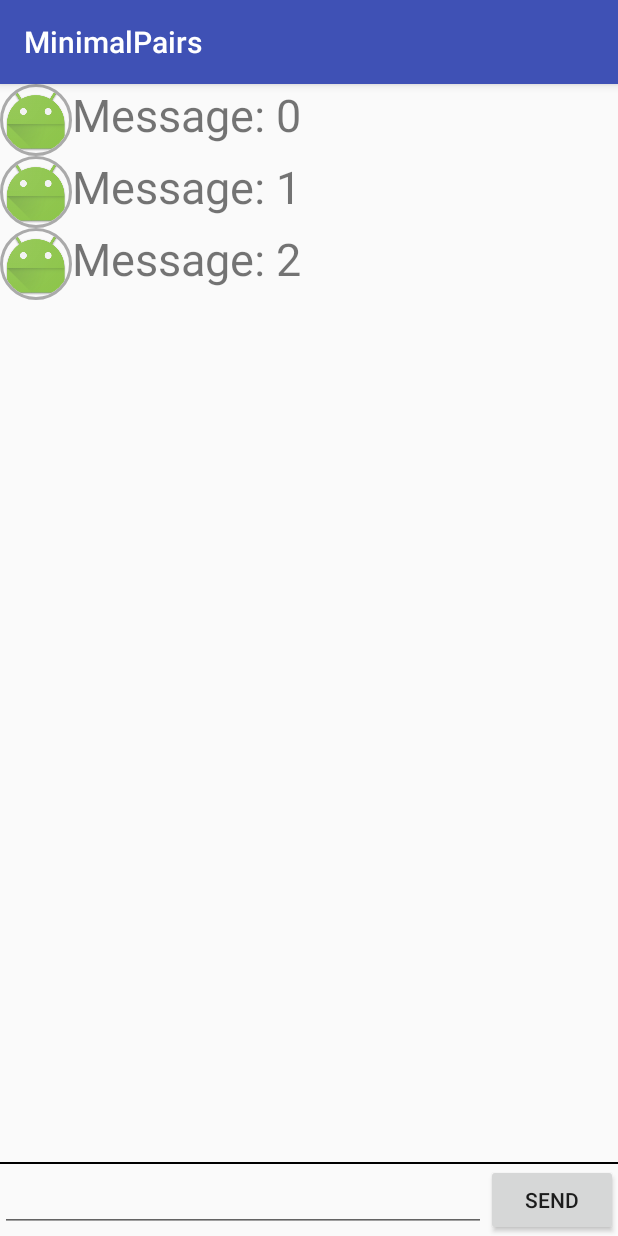
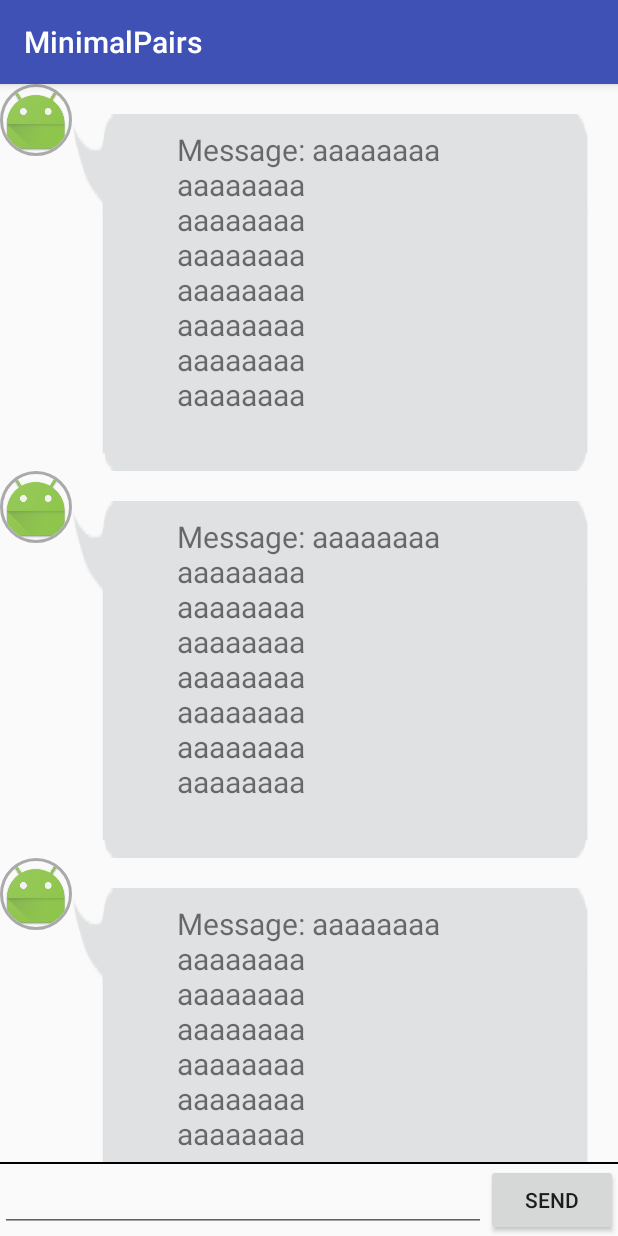
Before and after one commit to tuvy22686/doctor-peppers-android, an Android app: the ChatActivity screen opened directly, with no data from a screen before it, on a phone screen of 412 x 824 dp. Run offline under Robolectric (Android 15) with nearby library versions, the phone set to English and light mode, and no system bars; our stand-ins replace CircleImageView.

Commit message:
メッセージの背景を伸び縮みする吹き出しに変更

```diff
--- a/app/src/main/java/com/tuvy/tomosugi/minimalpairs/ChatActivity.kt
+++ b/app/src/main/java/com/tuvy/tomosugi/minimalpairs/ChatActivity.kt
@@ -18,7 +18,8 @@ class ChatActivity : AppCompatActivity() {
         val rv = findViewById(R.id.massageRecyclewView) as RecyclerView
         val llm = LinearLayoutManager(this)
 
-        val data: List<Message> = List(3, { index -> Message(index.toString())})
+//        val data: List<Message> = List(3, { index -> Message(index.toString())})
+        val data: List<Message> = List(3, { index -> Message("aaaaaaaa\naaaaaaaa\naaaaaaaa\naaaaaaaa\naaaaaaaa\naaaaaaaa\naaaaaaaa\naaaaaaaa\n")})
 
         rv.setHasFixedSize(true)
         rv.layoutManager = llm
--- a/app/src/main/res/layout/message.xml
+++ b/app/src/main/res/layout/message.xml
@@ -19,10 +19,14 @@
         app:civ_border_color="@android:color/darker_gray" />
 
     <TextView
+        android:layout_marginRight="20dp"
+        android:layout_marginLeft="20dp"
+        android:layout_marginTop="20dp"
+        android:layout_marginEnd="20dp"
         android:id="@+id/message"
         android:layout_width="match_parent"
         android:layout_height="wrap_content"
-        android:text="test message"
-        android:textSize="30sp" />
+        android:background="@drawable/fukidashi"
+        android:textSize="20sp" />
 
 </LinearLayout>
```
Also changed, not shown: app/src/main/res/drawable/fukidashi.9.png (added).
